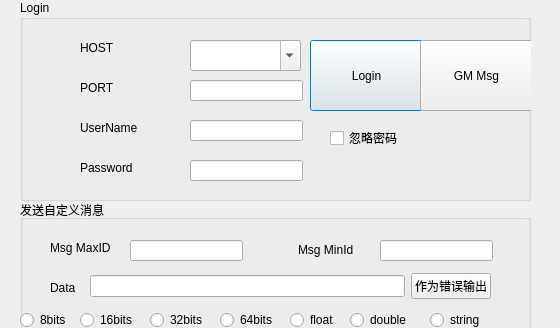
First picture: the form in apoEditor/src/connectdialog.ui, repository neil78duan/apollolib, before the edit; both pictures show x 0 to 560 and y 0 to 328 of the 560 by 571 pixel window.
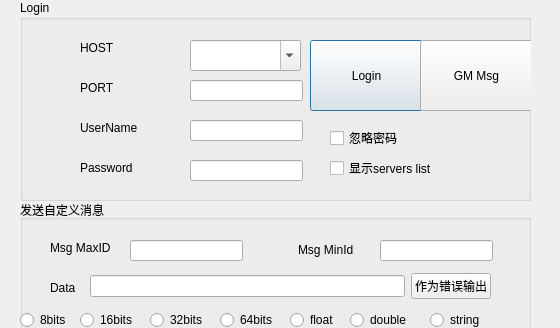
Second picture: the form after the edit.

```diff
--- a/apoEditor/src/connectdialog.ui
+++ b/apoEditor/src/connectdialog.ui
@@ -168,6 +168,19 @@
      <number>100</number>
     </property>
    </widget>
+   <widget class="QCheckBox" name="showServers">
+    <property name="geometry">
+     <rect>
+      <x>310</x>
+      <y>160</y>
+      <width>161</width>
+      <height>16</height>
+     </rect>
+    </property>
+    <property name="text">
+     <string>显示servers list</string>
+    </property>
+   </widget>
   </widget>
   <widget class="QGroupBox" name="groupBox_2">
    <property name="geometry">
```
